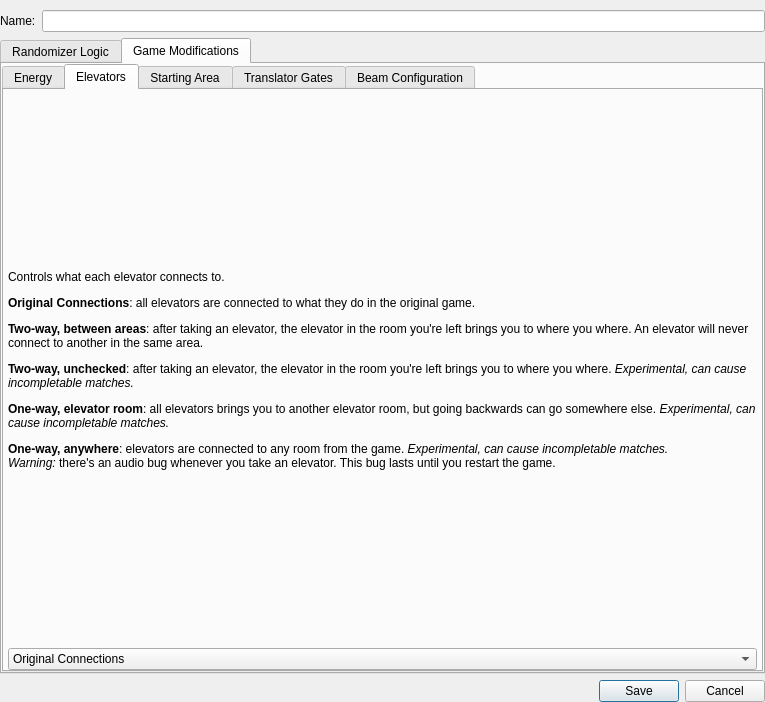
Qt form randovania/gui/ui_files/logic_settings_window.ui (randovania/randovania) before a commit.
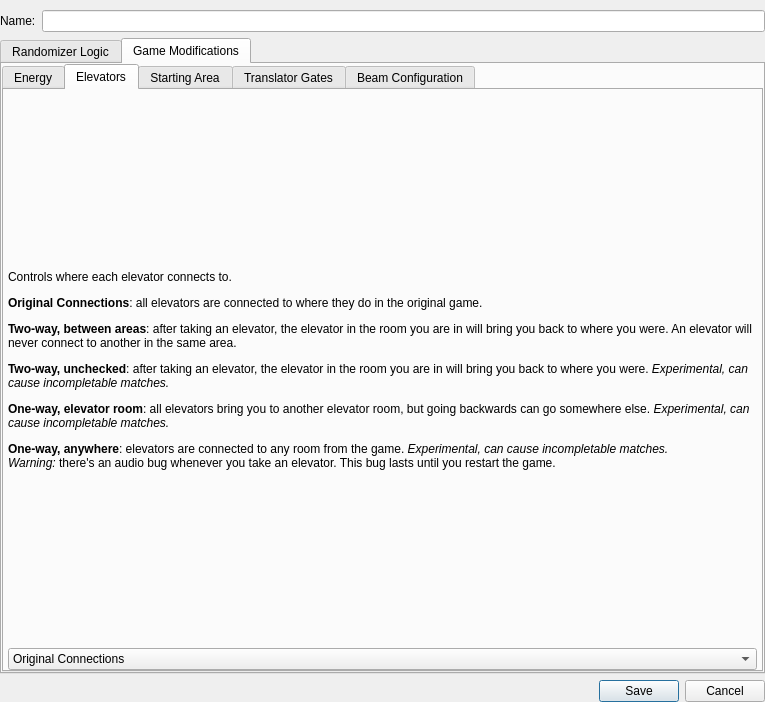
The same form after that commit. The open tabs and pages were chosen to show the change.

Commit message:
Fixed grammar and spelling errors in Elevators tab (#1263)
* Fixed grammar and spelling errors in Elevator tab

* Fixed missed error

```diff
--- a/randovania/gui/ui_files/logic_settings_window.ui
+++ b/randovania/gui/ui_files/logic_settings_window.ui
@@ -793,7 +793,7 @@
            <item>
             <widget class="QLabel" name="elevators_description_label">
              <property name="text">
-              <string>&lt;html&gt;&lt;head/&gt;&lt;body&gt;&lt;p&gt;Controls what each elevator connects to.&lt;/p&gt;&lt;p&gt;&lt;span style=&quot; font-weight:600;&quot;&gt;Original Connections&lt;/span&gt;: all elevators are connected to what they do in the original game.&lt;/p&gt;&lt;p&gt;&lt;span style=&quot; font-weight:600;&quot;&gt;Two-way, between areas&lt;/span&gt;: after taking an elevator, the elevator in the room you're left brings you to where you where. An elevator will never connect to another in the same area.&lt;/p&gt;&lt;p&gt;&lt;span style=&quot; font-weight:600;&quot;&gt;Two-way, unchecked&lt;/span&gt;: after taking an elevator, the elevator in the room you're left brings you to where you where. &lt;span style=&quot; font-style:italic;&quot;&gt;Experimental, can cause incompletable matches.&lt;/span&gt;&lt;/p&gt;&lt;p&gt;&lt;span style=&quot; font-weight:600;&quot;&gt;One-way, elevator room&lt;/span&gt;: all elevators brings you to another elevator room, but going backwards can go somewhere else. &lt;span style=&quot; font-style:italic;&quot;&gt;Experimental, can cause incompletable matches.&lt;/span&gt;&lt;/p&gt;&lt;p&gt;&lt;span style=&quot; font-weight:600;&quot;&gt;One-way, anywhere&lt;/span&gt;: elevators are connected to any room from the game. &lt;span style=&quot; font-style:italic;&quot;&gt;Experimental, can cause incompletable matches.&lt;/span&gt;&lt;br/&gt;&lt;span style=&quot; font-style:italic;&quot;&gt;Warning:&lt;/span&gt; there's an audio bug whenever you take an elevator. This bug lasts until you restart the game.&lt;/p&gt;&lt;/body&gt;&lt;/html&gt;</string>
+              <string>&lt;html&gt;&lt;head/&gt;&lt;body&gt;&lt;p&gt;Controls where each elevator connects to.&lt;/p&gt;&lt;p&gt;&lt;span style=&quot; font-weight:600;&quot;&gt;Original Connections&lt;/span&gt;: all elevators are connected to where they do in the original game.&lt;/p&gt;&lt;p&gt;&lt;span style=&quot; font-weight:600;&quot;&gt;Two-way, between areas&lt;/span&gt;: after taking an elevator, the elevator in the room you are in will bring you back to where you were. An elevator will never connect to another in the same area.&lt;/p&gt;&lt;p&gt;&lt;span style=&quot; font-weight:600;&quot;&gt;Two-way, unchecked&lt;/span&gt;: after taking an elevator, the elevator in the room you are in will bring you back to where you were. &lt;span style=&quot; font-style:italic;&quot;&gt;Experimental, can cause incompletable matches.&lt;/span&gt;&lt;/p&gt;&lt;p&gt;&lt;span style=&quot; font-weight:600;&quot;&gt;One-way, elevator room&lt;/span&gt;: all elevators bring you to another elevator room, but going backwards can go somewhere else. &lt;span style=&quot; font-style:italic;&quot;&gt;Experimental, can cause incompletable matches.&lt;/span&gt;&lt;/p&gt;&lt;p&gt;&lt;span style=&quot; font-weight:600;&quot;&gt;One-way, anywhere&lt;/span&gt;: elevators are connected to any room from the game. &lt;span style=&quot; font-style:italic;&quot;&gt;Experimental, can cause incompletable matches.&lt;/span&gt;&lt;br/&gt;&lt;span style=&quot; font-style:italic;&quot;&gt;Warning:&lt;/span&gt; there's an audio bug whenever you take an elevator. This bug lasts until you restart the game.&lt;/p&gt;&lt;/body&gt;&lt;/html&gt;</string>
              </property>
              <property name="wordWrap">
               <bool>true</bool>
```
